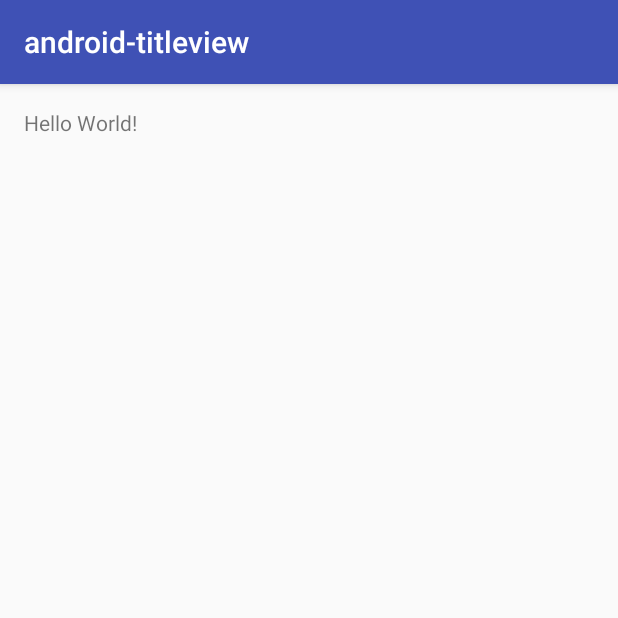
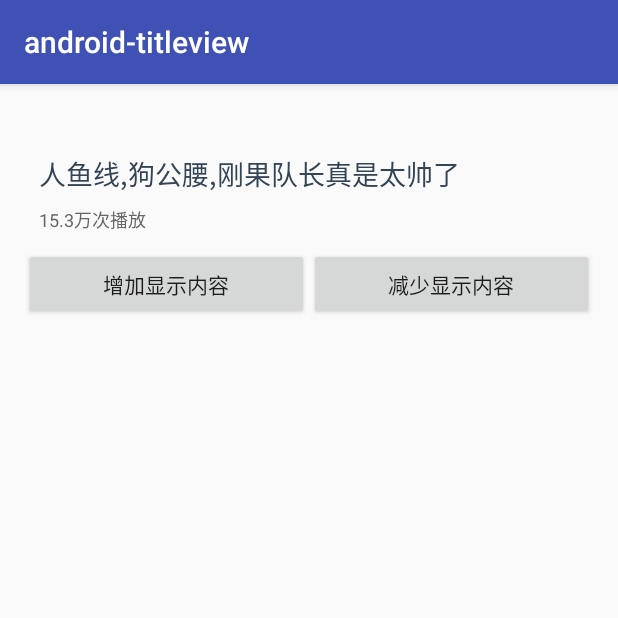
Before and after one commit to yipianfengye/android-titleview, an Android app: the screen it shows after launch (MainActivity), on a phone screen of 412 x 824 dp, the top half of it. Run offline under Robolectric (Android 15) with nearby library versions, the phone set to English and light mode, and no system bars.

Commit message:
更新代码库代码

```diff
--- a/app/build.gradle
+++ b/app/build.gradle
@@ -20,10 +20,11 @@ android {
 }
 
 dependencies {
-    compile fileTree(dir: 'libs', include: ['*.jar'])
+    compile fileTree(include: ['*.jar'], dir: 'libs')
     androidTestCompile('com.android.support.test.espresso:espresso-core:2.2.2', {
         exclude group: 'com.android.support', module: 'support-annotations'
     })
     compile 'com.android.support:appcompat-v7:23.4.0'
     testCompile 'junit:junit:4.12'
+    compile project(':titleview')
 }
--- a/app/src/main/java/com/mich/android_titleview/MainActivity.java
+++ b/app/src/main/java/com/mich/android_titleview/MainActivity.java
@@ -2,12 +2,48 @@ package com.mich.android_titleview;
 
 import android.support.v7.app.AppCompatActivity;
 import android.os.Bundle;
+import android.view.View;
+import android.widget.Button;
+import android.widget.TextView;
+
+import com.mich.titleview.TitleView;
 
 public class MainActivity extends AppCompatActivity {
+
+    private TitleView titleView = null;
+    private Button btnAdd = null;
+    private Button btnDel = null;
 
     @Override
     protected void onCreate(Bundle savedInstanceState) {
         super.onCreate(savedInstanceState);
         setContentView(R.layout.activity_main);
+
+        initView();
+    }
+
+    /**
+     * 初始化组件
+     */
+    public void initView() {
+        titleView = (TitleView) findViewById(R.id.title_view);
+        btnAdd = (Button) findViewById(R.id.btn_add);
+        btnDel = (Button) findViewById(R.id.btn_del);
+
+        btnAdd.setOnClickListener(new View.OnClickListener() {
+            @Override
+            public void onClick(View v) {
+                titleView.setTitleContent(titleView.getTitleContent() + "人鱼线,狗公腰,刚过队长太帅了");
+            }
+        });
+
+        btnDel.setOnClickListener(new View.OnClickListener() {
+            @Override
+            public void onClick(View v) {
+                if (titleView.getTitleContent().length() > 15) {
+                    titleView.setTitleContent(titleView.getTitleContent().substring(0, titleView.getTitleContent().length() - 15));
+                }
+            }
+        });
     }
 }
--- a/app/src/main/res/layout/activity_main.xml
+++ b/app/src/main/res/layout/activity_main.xml
@@ -1,6 +1,7 @@
 <?xml version="1.0" encoding="utf-8"?>
 <RelativeLayout xmlns:android="http://schemas.android.com/apk/res/android"
     xmlns:tools="http://schemas.android.com/tools"
+    xmlns:app="http://schemas.android.com/apk/res-auto"
     android:id="@+id/activity_main"
     android:layout_width="match_parent"
     android:layout_height="match_parent"
@@ -10,8 +11,41 @@
     android:paddingTop="@dimen/activity_vertical_margin"
     tools:context="com.mich.android_titleview.MainActivity">
 
-    <TextView
+    <com.mich.titleview.TitleView
+        android:id="@+id/title_view"
         android:layout_width="wrap_content"
         android:layout_height="wrap_content"
-        android:text="Hello World!" />
+        android:layout_marginTop="20dp"
+        android:padding="10dp"
+        app:title_content="人鱼线,狗公腰,刚果队长真是太帅了"
+        app:count_content="15.3万次播放"
+        app:title_text_size="18dp"
+        app:title_text_color="#334455"
+        app:count_text_size="12dp"
+        app:count_text_color="#666666"
+        />
+
+    <LinearLayout
+        android:layout_width="match_parent"
+        android:layout_height="wrap_content"
+        android:orientation="horizontal"
+        android:layout_below="@id/title_view"
+        >
+
+        <Button
+            android:id="@+id/btn_add"
+            android:layout_width="wrap_content"
+            android:layout_height="wrap_content"
+            android:layout_weight="1"
+            android:text="增加显示内容"
+            />
+
+        <Button
+            android:id="@+id/btn_del"
+            android:layout_width="wrap_content"
+            android:layout_height="wrap_content"
+            android:layout_weight="1"
+            android:text="减少显示内容"
+            />
+    </LinearLayout>
 </RelativeLayout>
--- /dev/null
+++ b/titleview/src/main/java/com/mich/titleview/TitleView.java
@@ -0,0 +1,202 @@
+package com.mich.titleview;
+
+import android.content.Context;
+import android.content.res.TypedArray;
+import android.graphics.Paint;
+import android.util.AttributeSet;
+import android.util.TypedValue;
+import android.view.LayoutInflater;
+import android.view.View;
+import android.view.ViewGroup;
+import android.widget.FrameLayout;
+import android.widget.TextView;
+
+/**
+ * Created by aaron on 16/9/19.
+ * 自定义实现TitleView组件
+ */
+public class TitleView extends FrameLayout{
+
+    /**
+     * title TextView组件
+     */
+    private TextView firstTitle = null;
+    /**
+     * title TextView组件
+     */
+    private TextView secondTitle = null;
+    /**
+     * 播放次数TextView组件
+     */
+    private TextView countView = null;
+
+    /**
+     * title组件
+     */
+    private String titleContent = "";
+    private String countContent = "";
+
+    public TitleView(Context context) {
+        super(context);
+
+        init(context, null);
+    }
+
+    public TitleView(Context context, AttributeSet attrs) {
+        super(context, attrs);
+
+        init(context, attrs);
+    }
+
+    /**
+     * 执行初始化操作
+     * @param context
+     */
+    private void init(Context context, AttributeSet attrs) {
+        if (context == null) {
+            return;
+        }
+
+        View rootView = LayoutInflater.from(context).inflate(R.layout.view_titleview, null);
+        ViewGroup.LayoutParams lps = new ViewGroup.LayoutParams(ViewGroup.LayoutParams.MATCH_PARENT, ViewGroup.LayoutParams.WRAP_CONTENT);
+        this.addView(rootView, lps);
+
+        /**
+         * 初始化组件
+         */
+        initView(rootView);
+
+        /**
+         * 初始化自定义属性
+         */
+        if (attrs != null) {
+            TypedArray ta = context.obtainStyledAttributes(attrs, R.styleable.titleview);
+            titleContent = ta.getString(R.styleable.titleview_title_content);
+            countContent = ta.getString(R.styleable.titleview_count_content);
+            firstTitle.setText(titleContent);
+            countView.setText(countContent);
+
+            float titleTextSize = ta.getDimension(R.styleable.titleview_title_text_size, firstTitle.getTextSize());
+            firstTitle.setTextSize(TypedValue.COMPLEX_UNIT_PX, titleTextSize);
+            secondTitle.setTextSize(TypedValue.COMPLEX_UNIT_PX, titleTextSize);
+
+            int titleTextColor = ta.getColor(R.styleable.titleview_title_text_color, firstTitle.getCurrentTextColor());
+            firstTitle.setTextColor(titleTextColor);
+            secondTitle.setTextColor(titleTextColor);
+
+            float countTextSize = ta.getDimension(R.styleable.titleview_count_text_size, countView.getTextSize());
+            countView.setTextSize(TypedValue.COMPLEX_UNIT_PX, countTextSize);
+
+            int countTextColor = ta.getColor(R.styleable.titleview_count_text_color, countView.getCurrentTextColor());
+            countView.setTextColor(countTextColor);
+        }
+
+    }
+
+
+    /**
+     * 执行组件的初始化操作
+     * @param rootView
+     */
+    private void initView(View rootView) {
+        firstTitle = (TextView) rootView.findViewById(R.id.first_textview);
+        secondTitle = (TextView) rootView.findViewById(R.id.second_textview);
+        countView = (TextView) rootView.findViewById(R.id.count_textview);
+    }
+
+    @Override
+    protected void onFinishInflate() {
+        super.onFinishInflate();
+
+        doUpdateUI();
+    }
+
+    /**
+     * 执行更新UI的操作
+     */
+    private void doUpdateUI() {
+        if (firstTitle != null) {
+            firstTitle.post(new Runnable() {
+                @Override
+                public void run() {
+                    /**
+                     * 当title只有一行时,不做任何操作,默认即可
+                     */
+                    Paint paint = firstTitle.getPaint();
+                    if (paint.measureText(titleContent) <= firstTitle.getWidth()) {
+                        secondTitle.setVisibility(View.GONE);
+                    }
+                    /**
+                     * 执行title显示为两行的处理逻辑
+                     */
+                    else {
+                        secondTitle.setVisibility(View.VISIBLE);
+                        /**
+                         * 获取第一行显示内容,第二行显示内容
+                         */
+                        int count = 1;
+                        StringBuffer sb = new StringBuffer(titleContent.substring(0, 1));
+                        while (paint.measureText(sb.toString()) < firstTitle.getWidth()) {
+                            if (count >= titleContent.length()) {
+                                break;
+                            }
+                            sb.append(titleContent.substring(count, count + 1));
+                            count ++;
+                        }
+                        String firstLineContent = sb.toString();
+                        String secondLineContent = titleContent.substring(count);
+
+                        firstTitle.setText(firstLineContent);
+                        secondTitle.setText(secondLineContent);
+
+                        /**
+                         * 获取相关组件的宽高
+                         */
+                        int titleWidth = firstTitle.getWidth();
+                        int countWidth = countView.getWidth();
+
+                        /**
+                         * 获取第二行文字的长度
+                         */
+                        float secondLineWidth = secondTitle.getPaint().measureText(secondLineContent);
+
+                        /**
+                         * 判断第二行文字长度是否大于组件的长度-播放次数组件的长度
+                         */
+                        if (secondLineWidth > titleWidth - countWidth) {
+                            secondTitle.getLayoutParams().width = titleWidth - countWidth;
+                        } else {
+                            secondTitle.getLayoutParams().width = ViewGroup.LayoutParams.WRAP_CONTENT;
+                        }
+
+                        secondTitle.setText(secondLineContent);
+                    }
+                }
+            });
+        }
+    }
+
+
+    // ###################### 组件的set get方法 #########################
+
+    public String getTitleContent() {
+        return new StringBuffer(firstTitle.getText().toString()).append(secondTitle.getText().toString()).toString();
+    }
+
+    public void setTitleContent(String titleContent) {
+        this.titleContent = titleContent;
+
+        firstTitle.setText(titleContent);
+        doUpdateUI();
+    }
+
+    public String getCountContent() {
+        return countView.getText().toString();
+    }
+
+    public void setCountContent(String countContent) {
+        this.countContent = countContent;
+        countView.setText(countContent);
+        doUpdateUI();
+    }
+}
--- /dev/null
+++ b/titleview/src/main/res/layout/view_titleview.xml
@@ -0,0 +1,50 @@
+<?xml version="1.0" encoding="utf-8"?>
+<LinearLayout xmlns:android="http://schemas.android.com/apk/res/android"
+    android:id="@+id/linear_titleview"
+    android:layout_width="match_parent"
+    android:layout_height="match_parent"
+    android:orientation="vertical"
+    >
+
+    <TextView
+        android:id="@+id/first_textview"
+        android:layout_width="match_parent"
+        android:layout_height="wrap_content"
+        android:textSize="18dp"
+        android:textColor="#334455"
+        android:maxLines="1"
+        />
+
+    <LinearLayout
+        android:id="@+id/linear_inner"
+        android:layout_width="match_parent"
+        android:layout_height="wrap_content"
+        android:orientation="horizontal"
+        android:layout_marginTop="8dp"
+        >
+
+        <TextView
+            android:id="@+id/second_textview"
+            android:layout_width="wrap_content"
+            android:layout_height="wrap_content"
+            android:textSize="18dp"
+            android:textColor="#334455"
+            android:maxLines="1"
+            android:layout_gravity="center_vertical"
+            android:ellipsize="end"
+            />
+
+        <TextView
+            android:id="@+id/count_textview"
+            android:layout_width="wrap_content"
+            android:layout_height="wrap_content"
+            android:text="15.2万次播放"
+            android:textSize="12dp"
+            android:maxLines="1"
+            android:ellipsize="end"
+            android:layout_gravity="center_vertical"
+            />
+    </LinearLayout>
+
+
+</LinearLayout>
```
Also changed, not shown: titleview/src/main/res/values/attrs.xml (added, +11 -0 lines), 1 other file.
